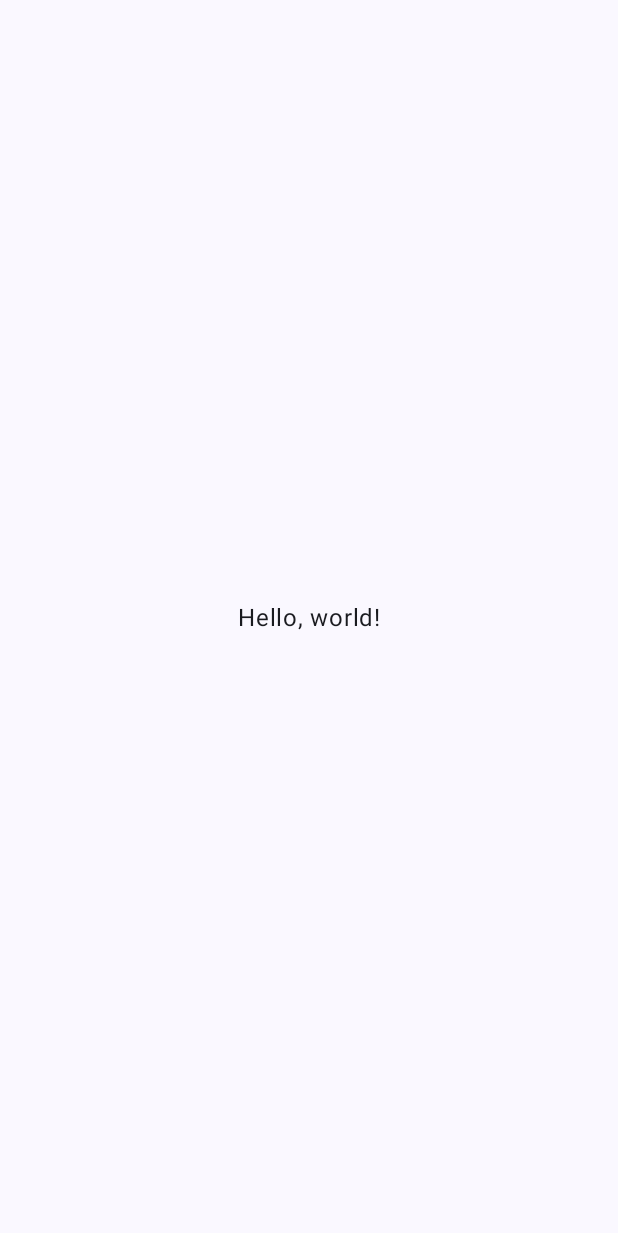
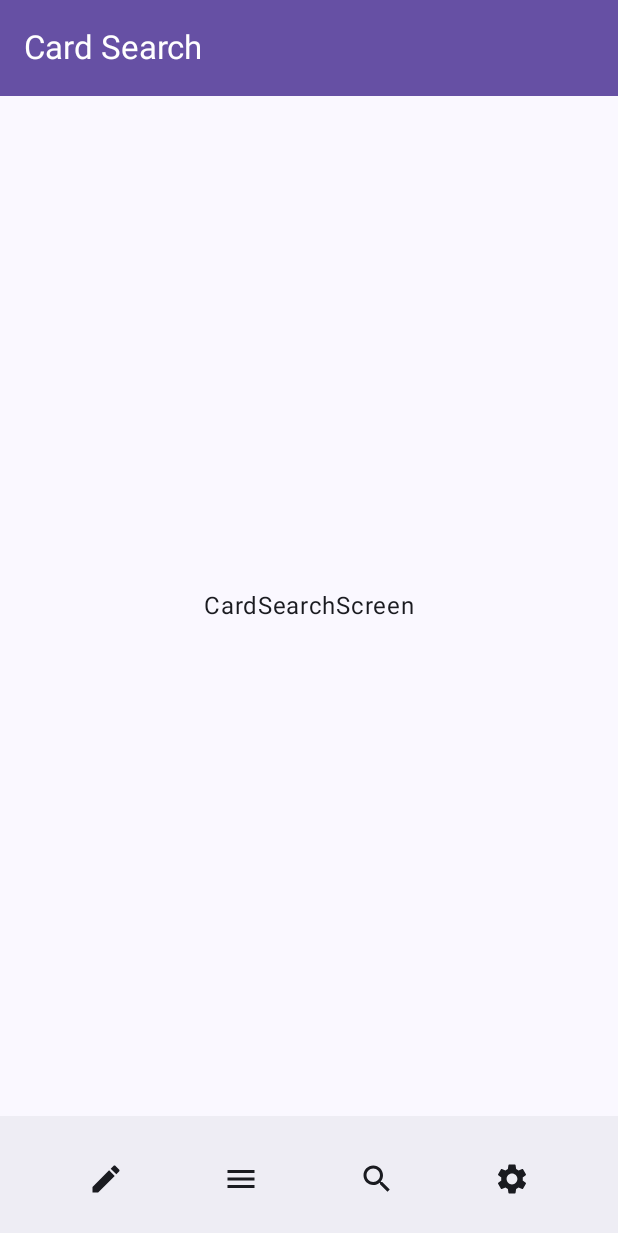
Before and after one commit to mf-jpeg/MyBinder, an Android app built with Jetpack Compose: the screen it shows after launch (MainActivity before the commit, ContainerActivity after it), on a phone screen of 412 x 824 dp. Before the commit the part shown is almost empty. Shown: the top 1233 px of the screen. Run offline under Robolectric (Android 15) with nearby library versions, the phone set to English and light mode, and no system bars.

Commit message:
Added screen navigation

```diff
--- a/app/src/main/AndroidManifest.xml
+++ b/app/src/main/AndroidManifest.xml
@@ -4,7 +4,10 @@
     xmlns:android="http://schemas.android.com/apk/res/android"
     xmlns:tools="http://schemas.android.com/tools">
 
+    <uses-permission android:name="android.permission.VIBRATE"/>
+
     <application
+        android:name=".utils.MyBinder"
         android:allowBackup="true"
         android:dataExtractionRules="@xml/data_extraction_rules"
         android:fullBackupContent="@xml/backup_rules"
@@ -16,7 +19,8 @@
         tools:targetApi="31">
 
         <activity
-            android:name=".presentation.main.MainActivity"
+            android:screenOrientation="portrait"
+            android:name=".presentation.container.ContainerActivity"
             android:exported="true"
             android:label="@string/app_name"
             android:theme="@style/Theme.MyBinder">
--- /dev/null
+++ b/app/src/main/java/pt/mf/mybinder/presentation/container/ContainerActivity.kt
@@ -0,0 +1,140 @@
+package pt.mf.mybinder.presentation.container
+
+import android.os.Bundle
+import androidx.activity.ComponentActivity
+import androidx.activity.compose.setContent
+import androidx.activity.enableEdgeToEdge
+import androidx.compose.foundation.layout.Arrangement
+import androidx.compose.foundation.layout.PaddingValues
+import androidx.compose.foundation.layout.Row
+import androidx.compose.foundation.layout.fillMaxSize
+import androidx.compose.foundation.layout.fillMaxWidth
+import androidx.compose.material.icons.Icons
+import androidx.compose.material.icons.filled.Edit
+import androidx.compose.material.icons.filled.Menu
+import androidx.compose.material.icons.filled.Search
+import androidx.compose.material.icons.filled.Settings
+import androidx.compose.material3.BottomAppBar
+import androidx.compose.material3.ExperimentalMaterial3Api
+import androidx.compose.material3.Icon
+import androidx.compose.material3.IconButton
+import androidx.compose.material3.Scaffold
+import androidx.compose.material3.Text
+import androidx.compose.material3.TopAppBar
+import androidx.compose.material3.TopAppBarDefaults
+import androidx.compose.runtime.Composable
+import androidx.compose.runtime.getValue
+import androidx.compose.ui.Modifier
+import androidx.compose.ui.graphics.Color
+import androidx.compose.ui.graphics.vector.ImageVector
+import androidx.navigation.NavController
+import androidx.navigation.NavHostController
+import androidx.navigation.compose.currentBackStackEntryAsState
+import androidx.navigation.compose.rememberNavController
+import pt.mf.mybinder.R
+import pt.mf.mybinder.presentation.container.ContainerActivity.Companion.TAG
+import pt.mf.mybinder.presentation.theme.MyBinderTheme
+import pt.mf.mybinder.presentation.theme.Theme
+import pt.mf.mybinder.utils.Logger
+import pt.mf.mybinder.utils.Navigation
+import pt.mf.mybinder.utils.Screen
+import pt.mf.mybinder.utils.Utils
+
+/**
+ * Created by Martim Ferreira on 07/02/2025
+ */
+class ContainerActivity : ComponentActivity() {
+    companion object {
+        const val TAG = "ContainerActivity"
+    }
+
+    override fun onCreate(savedInstanceState: Bundle?) {
+        super.onCreate(savedInstanceState)
+        enableEdgeToEdge()
+        setContent { MyBinderTheme { SetupLayout(rememberNavController()) } }
+    }
+}
+
+@Composable
+fun SetupLayout(navController: NavHostController) {
+    val curBackStackEntry by navController.currentBackStackEntryAsState()
+    val currentDestination = curBackStackEntry?.destination?.route ?: Screen.DeckSelectScreen.route
+
+    Scaffold(
+        topBar = { TopBar(getTitleForRoute(currentDestination)) },
+        bottomBar = { BottomBar(navController) },
+        modifier = Modifier.fillMaxSize(),
+        content = { Content(padding = it, navController) }
+    )
+}
+
+@OptIn(ExperimentalMaterial3Api::class)
+@Composable
+fun TopBar(title: String) {
+    TopAppBar(
+        colors = TopAppBarDefaults.topAppBarColors(
+            containerColor = Theme.getPrimary(),
+            titleContentColor = Color.White
+        ),
+        title = { Text(title) }
+    )
+}
+
+fun getTitleForRoute(route: String): String {
+    return when (route) {
+        Screen.DeckSelectScreen.route -> Utils.getString(R.string.top_bar_deck)
+        Screen.BinderScreen.route -> Utils.getString(R.string.top_bar_binder)
+        Screen.CardSearchScreen.route -> Utils.getString(R.string.top_bar_search)
+        Screen.SettingsScreen.route -> Utils.getString(R.string.top_bar_settings)
+        else -> Utils.getString(R.string.app_name)
+    }
+}
+
+@Composable
+fun Content(padding: PaddingValues, navController: NavHostController) {
+    Navigation(padding, navController)
+}
+
+@Composable
+fun BottomBar(navController: NavController) {
+    BottomAppBar {
+        Row(
+            modifier = Modifier.fillMaxWidth(),
+            horizontalArrangement = Arrangement.SpaceEvenly
+        ) {
+            BottomNavItem(Icons.Default.Edit) { handleDeckOption(navController) }
+            BottomNavItem(Icons.Default.Menu) { handleBinderOption(navController) }
+            BottomNavItem(Icons.Default.Search) { handleSearchOption(navController) }
+            BottomNavItem(Icons.Default.Settings) { handleSettingsOption(navController) }
+        }
+    }
+}
+
+@Composable
+fun BottomNavItem(image: ImageVector, action: () -> Unit) {
+    IconButton(onClick = action) { Icon(imageVector = image, contentDescription = null) }
+}
+
+fun handleDeckOption(navController: NavController) {
+    Logger.debug(TAG, "Navigating to DeckSelectScreen.")
+    Utils.tactileFeedback()
+    navController.navigate(Screen.DECK_SELECT_SCREEN)
+}
+
+fun handleBinderOption(navController: NavController) {
+    Logger.debug(TAG, "Navigating to BinderScreen.")
+    Utils.tactileFeedback()
+    navController.navigate(Screen.BINDER_SCREEN)
+}
+
+fun handleSearchOption(navController: NavController) {
+    Logger.debug(TAG, "Navigating to SearchScreen.")
+    Utils.tactileFeedback()
+    navController.navigate(Screen.CARD_SEARCH_SCREEN)
+}
+
+fun handleSettingsOption(navController: NavController) {
+    Logger.debug(TAG, "Navigating to SettingsScreen.")
+    Utils.tactileFeedback()
+    navController.navigate(Screen.SETTINGS_SCREEN)
+}
--- a/app/src/main/java/pt/mf/mybinder/presentation/main/MainActivity.kt
+++ /dev/null
@@ -1,58 +0,0 @@
-package pt.mf.mybinder.presentation.main
-
-import android.os.Bundle
-import androidx.activity.ComponentActivity
-import androidx.activity.compose.setContent
-import androidx.activity.enableEdgeToEdge
-import androidx.compose.foundation.layout.PaddingValues
-import androidx.compose.foundation.layout.fillMaxSize
-import androidx.compose.foundation.layout.padding
-import androidx.compose.foundation.layout.wrapContentSize
-import androidx.compose.material3.Scaffold
-import androidx.compose.material3.Text
-import androidx.compose.runtime.Composable
-import androidx.compose.ui.Alignment
-import androidx.compose.ui.Modifier
-import androidx.compose.ui.tooling.preview.Preview
-import pt.mf.mybinder.presentation.theme.MyBinderTheme
-
-/**
- * Created by Martim Ferreira on 07/02/2025
- */
-class MainActivity : ComponentActivity() {
-    companion object {
-        const val TAG = "MainActivity"
-    }
-
-    override fun onCreate(savedInstanceState: Bundle?) {
-        super.onCreate(savedInstanceState)
-        enableEdgeToEdge()
-        setContent { MyBinderTheme { SetupLayout() } }
-    }
-}
-
-@Composable
-fun SetupLayout() {
-    Scaffold(modifier = Modifier.fillMaxSize()) { padding ->
-        SetupContent(padding)
-    }
-}
-
-@Composable
-fun SetupContent(padding: PaddingValues) {
-    Greet(modifier = Modifier
-        .padding(padding)
-        .fillMaxSize()
-        .wrapContentSize(Alignment.Center))
-}
-
-@Composable
-fun Greet(modifier: Modifier = Modifier) {
-    Text(text = "Hello, world!", modifier = modifier)
-}
-
-@Preview(showBackground = true)
-@Composable
-fun Preview() {
-    MyBinderTheme { SetupLayout() }
-}
--- /dev/null
+++ b/app/src/main/java/pt/mf/mybinder/presentation/search/CardSearchScreen.kt
@@ -0,0 +1,26 @@
+package pt.mf.mybinder.presentation.search
+
+import androidx.compose.foundation.layout.PaddingValues
+import androidx.compose.foundation.layout.fillMaxSize
+import androidx.compose.foundation.layout.padding
+import androidx.compose.foundation.layout.wrapContentSize
+import androidx.compose.material3.Text
+import androidx.compose.runtime.Composable
+import androidx.compose.ui.Alignment
+import androidx.compose.ui.Modifier
+import pt.mf.mybinder.presentation.search.HOLDER.TAG
+
+/**
+ * Created by Martim Ferreira on 07/02/2025
+ */
+object HOLDER {
+    const val TAG = "CardSearchScreen"
+}
+
+@Composable
+fun CardSearchScreen(padding: PaddingValues) {
+    Text(text = TAG, modifier = Modifier
+        .padding(padding)
+        .fillMaxSize()
+        .wrapContentSize(Alignment.Center))
+}
--- a/app/src/main/java/pt/mf/mybinder/presentation/theme/Theme.kt
+++ b/app/src/main/java/pt/mf/mybinder/presentation/theme/Theme.kt
@@ -8,11 +8,36 @@ import androidx.compose.material3.dynamicDarkColorScheme
 import androidx.compose.material3.dynamicLightColorScheme
 import androidx.compose.material3.lightColorScheme
 import androidx.compose.runtime.Composable
+import androidx.compose.ui.graphics.Color
 import androidx.compose.ui.platform.LocalContext
+import pt.mf.mybinder.utils.Utils
 
 /**
  * Created by Martim Ferreira on 07/02/2025
  */
+object Theme {
+    fun getPrimary(): Color {
+        return if (Utils.isSystemInDarkMode())
+            DarkColorScheme.primary
+        else
+            LightColorScheme.primary
+    }
+
+    fun getSecondary(): Color {
+        return if (Utils.isSystemInDarkMode())
+            DarkColorScheme.secondary
+        else
+            LightColorScheme.secondary
+    }
+
+    fun getTertiary(): Color {
+        return if (Utils.isSystemInDarkMode())
+            DarkColorScheme.tertiary
+        else
+            LightColorScheme.tertiary
+    }
+}
+
 private val DarkColorScheme = darkColorScheme(
     primary = Purple80,
     secondary = PurpleGrey80,
--- a/app/src/main/java/pt/mf/mybinder/MyBinder.kt
+++ b/app/src/main/java/pt/mf/mybinder/utils/MyBinder.kt
@@ -1,6 +1,7 @@
-package pt.mf.mybinder
+package pt.mf.mybinder.utils
 
 import android.app.Application
+import pt.mf.mybinder.utils.MyBinder.HOLDER.TAG
 
 /**
  * Created by Martim Ferreira on 07/02/2025
@@ -12,11 +13,12 @@ class MyBinder : Application() {
 
     override fun onCreate() {
         super.onCreate()
-        context = this
+        ctx = this
+        Logger.debug(TAG, "MyBinder initialized.")
     }
 
     companion object {
-        lateinit var context: MyBinder
+        lateinit var ctx: MyBinder
             private set
     }
 }
--- /dev/null
+++ b/app/src/main/java/pt/mf/mybinder/utils/Navigation.kt
@@ -0,0 +1,38 @@
+package pt.mf.mybinder.utils
+
+import androidx.compose.foundation.layout.PaddingValues
+import androidx.compose.runtime.Composable
+import androidx.navigation.NavHostController
+import androidx.navigation.compose.NavHost
+import androidx.navigation.compose.composable
+import pt.mf.mybinder.presentation.binder.BinderScreen
+import pt.mf.mybinder.presentation.deck.DeckSelectScreen
+import pt.mf.mybinder.presentation.search.CardSearchScreen
+import pt.mf.mybinder.presentation.settings.SettingsScreen
+
+/**
+ * Created by Martim Ferreira on 07/02/2025
+ */
+@Composable
+fun Navigation(padding: PaddingValues, navController: NavHostController) {
+    NavHost(
+        navController = navController,
+        startDestination = Screen.CardSearchScreen.route
+    ) {
+        composable(route = Screen.DeckSelectScreen.route) {
+            DeckSelectScreen(padding)
+        }
+
+        composable(route = Screen.BinderScreen.route) {
+            BinderScreen(padding)
+        }
+
+        composable(route = Screen.CardSearchScreen.route) {
+            CardSearchScreen(padding)
+        }
+
+        composable(route = Screen.SettingsScreen.route) {
+            SettingsScreen(padding)
+        }
+    }
+}
--- /dev/null
+++ b/app/src/main/java/pt/mf/mybinder/utils/Screen.kt
@@ -0,0 +1,18 @@
+package pt.mf.mybinder.utils
+
+/**
+ * Created by Martim Ferreira on 07/02/2025
+ */
+sealed class Screen(val route: String) {
+    companion object {
+        const val DECK_SELECT_SCREEN = "deck_select_screen"
+        const val BINDER_SCREEN = "binder_screen"
+        const val CARD_SEARCH_SCREEN = "card_search_screen"
+        const val SETTINGS_SCREEN = "settings_screen"
+    }
+
+    data object DeckSelectScreen : Screen(DECK_SELECT_SCREEN)
+    data object BinderScreen : Screen(BINDER_SCREEN)
+    data object CardSearchScreen : Screen(CARD_SEARCH_SCREEN)
+    data object SettingsScreen : Screen(SETTINGS_SCREEN)
+}
--- /dev/null
+++ b/app/src/main/java/pt/mf/mybinder/utils/Utils.kt
@@ -0,0 +1,44 @@
+package pt.mf.mybinder.utils
+
+import android.content.Context
+import android.content.res.Configuration
+import android.os.Build
+import android.os.VibrationEffect
+import android.os.Vibrator
+
+/**
+ * Created by Martim Ferreira on 07/02/2025
+ */
+object Utils {
+    private const val TAG = "Utils"
+
+    fun getString(id: Int): String {
+        return MyBinder.ctx.getString(id)
+    }
+
+    fun isSystemInDarkMode(): Boolean {
+        val flags = MyBinder.ctx.resources.configuration.uiMode and Configuration.UI_MODE_NIGHT_MASK
+        return flags == Configuration.UI_MODE_NIGHT_YES
+    }
+
+    fun tactileFeedback() {
+        Logger.debug(TAG, "Attempting to perform tactile feedback.")
+        val vibrator = MyBinder.ctx.getSystemService(Context.VIBRATOR_SERVICE) as Vibrator
+
+        if (!vibrator.hasVibrator()) {
+            Logger.error(TAG, "Vibration not available on this device.")
+            return
+        }
+
+        if (Build.VERSION.SDK_INT >= Build.VERSION_CODES.O) {
+            val effect = VibrationEffect.createOneShot(50, 255)
+            vibrator.vibrate(effect)
+
+            Logger.debug(TAG, "Performed modern vibration.")
+            return
+        }
+
+        vibrator.vibrate(50)
+        Logger.debug(TAG, "Performed legacy vibration.")
+    }
+}
--- a/app/src/main/res/values/strings.xml
+++ b/app/src/main/res/values/strings.xml
@@ -2,4 +2,10 @@
 
 <resources>
     <string name="app_name">My Binder</string>
+
+    <!-- Top Bar -->
+    <string name="top_bar_deck">Deck</string>
+    <string name="top_bar_binder">Binder</string>
+    <string name="top_bar_search">Card Search</string>
+    <string name="top_bar_settings">Settings</string>
 </resources>
--- a/build.gradle.kts
+++ b/build.gradle.kts
@@ -2,4 +2,5 @@ plugins {
     alias(libs.plugins.android.application) apply false
     alias(libs.plugins.kotlin.android) apply false
     alias(libs.plugins.kotlin.compose) apply false
+    alias(libs.plugins.kotlin.serialization) apply false
 }
```
Also changed, not shown: app/build.gradle.kts (+9 -0 lines), app/src/main/java/pt/mf/mybinder/presentation/binder/BinderScreen.kt (added, +26 -0 lines), app/src/main/java/pt/mf/mybinder/presentation/deck/DeckSelectScreen.kt (added, +26 -0 lines), app/src/main/java/pt/mf/mybinder/presentation/search/CardSearchViewModel.kt (added, +7 -0 lines), app/src/main/java/pt/mf/mybinder/presentation/settings/SettingsScreen.kt (added, +26 -0 lines), gradle/libs.versions.toml (+20 -0 lines).
